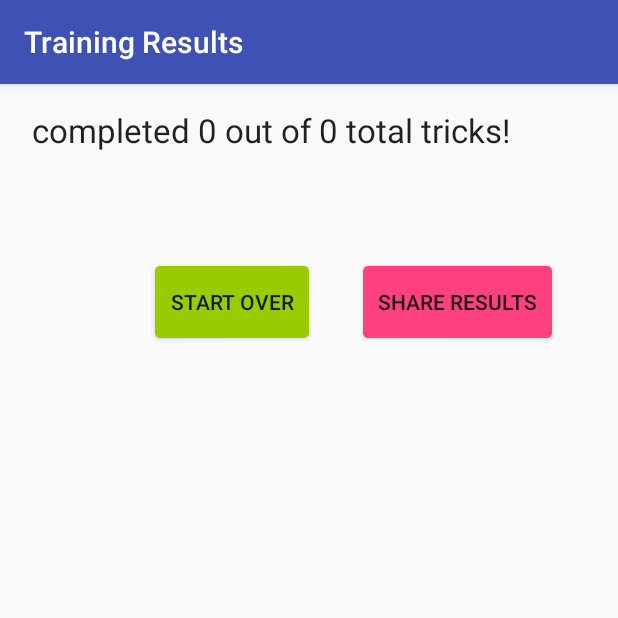
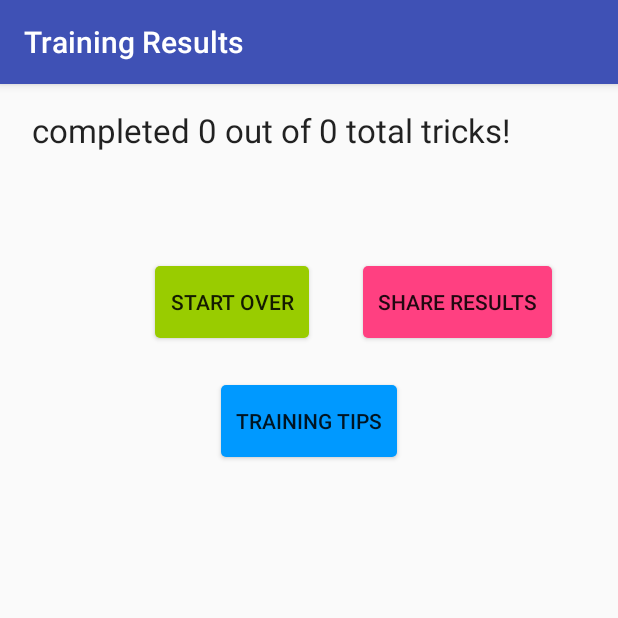
Before and after one commit to SarahFitz/cs683, an Android app: the TrickResultsActivity screen opened directly, with no data from a screen before it, on a phone screen of 412 x 824 dp, the top half of it. Run offline under Robolectric (Android 15) with nearby library versions, the phone set to English and light mode, and no system bars; 2 statements that could not run were skipped.

Commit message:
Added the ability to view training tips from a webpage
Added permissions for INTERNET
Added button on TrickResultsActivity to navigate to the tips page.
TrickResultsActivity checks for INTERNET permissions.
New activity TrainingTips shows the website in the webview and has a
button to go back to the other results.

```diff
--- a/app/src/main/java/com/fitzgerald/cs682/assignment1/TrickResultsActivity.java
+++ b/app/src/main/java/com/fitzgerald/cs682/assignment1/TrickResultsActivity.java
@@ -32,9 +32,11 @@ public class TrickResultsActivity extends AppCompatActivity {
     private int totalTricks = 0;
     private String dogName = "";
     private TelephonyManager telMgr;
+    private long routineId = 0;
 
     private static final int PICK_CONTACT_REQUEST = 1;
-    private static final int PERMISSION_REQUEST_CODE = 2;
+    private static final int TELEPHONE_PERMISSION_REQUEST_CODE = 2;
+    private static final int INTERNET_PERMISSION_REQUEST_CODE = 3;
 
     @Override
     protected void onCreate(Bundle savedInstanceState) {
@@ -44,11 +46,12 @@ public class TrickResultsActivity extends AppCompatActivity {
 
         //check if the user has necessary permissions when launching the page
         checkTelephonyPermissions();
+        checkInternetPermissions();
         telMgr = (TelephonyManager) getSystemService(Context.TELEPHONY_SERVICE);
 
         //get the list of tricks that the user selected from the previous page
         Intent intent = getIntent();
-        long routineId = intent.getExtras().getLong("routineId");
+        this.routineId = intent.getExtras().getLong("routineId");
         Log.i(TAG, "dogId = " + routineId);
 
         if(routineId >= 0) {
@@ -85,6 +88,19 @@ public class TrickResultsActivity extends AppCompatActivity {
                 }
             });
         }
+
+        //starts the process over by taking the user to the dog selection page
+        Button trainingtips = (Button) findViewById(R.id.trainingTips);
+        if(trainingtips != null) {
+            final Intent trainingTipsIntent = new Intent(this, TrainingTips.class);
+            trainingtips.setOnClickListener(new View.OnClickListener() {
+                public void onClick(View v) {
+                    Log.i(TAG, "trainingTips onClick");
+                    trainingTipsIntent.putExtra("routineId", routineId);
+                    startActivity(trainingTipsIntent);
+                }
+            });
+        }
     }
 
     /**
@@ -101,7 +117,19 @@ public class TrickResultsActivity extends AppCompatActivity {
                     new String[]{
                             Manifest.permission.READ_PHONE_STATE,
                             Manifest.permission.SEND_SMS
-                    }, PERMISSION_REQUEST_CODE);
+                    }, TELEPHONE_PERMISSION_REQUEST_CODE);
+        }
+    }
+
+    private void checkInternetPermissions(){
+        if(ContextCompat.checkSelfPermission(this, Manifest.permission.INTERNET) != PackageManager.PERMISSION_GRANTED &&
+                ContextCompat.checkSelfPermission(this, Manifest.permission.ACCESS_NETWORK_STATE) != PackageManager.PERMISSION_GRANTED){
+            //request the permissions
+            ActivityCompat.requestPermissions(this,
+                    new String[]{
+                            Manifest.permission.INTERNET,
+                            Manifest.permission.ACCESS_NETWORK_STATE
+                    }, INTERNET_PERMISSION_REQUEST_CODE);
         }
     }
     /**
@@ -113,7 +141,7 @@ public class TrickResultsActivity extends AppCompatActivity {
     public void onRequestPermissionsResult(int requestCode,
                                            String permissions[], int[] grantResults) {
         switch (requestCode) {
-            case PERMISSION_REQUEST_CODE: {
+            case TELEPHONE_PERMISSION_REQUEST_CODE: {
                 // If request is cancelled, the result arrays are empty.
                 if (grantResults.length > 0 && grantResults[0] == PackageManager.PERMISSION_GRANTED) {
                     //the user has access to telephone status. show share button.
@@ -187,7 +215,7 @@ public class TrickResultsActivity extends AppCompatActivity {
                                 Toast.LENGTH_SHORT).show();
                         break;
                     case SmsManager.RESULT_ERROR_GENERIC_FAILURE:
-                        Toast.makeText(getBaseContext(), "Generic failure",
+                        Toast.makeText(getBaseContext(), "SMS failed",
                                 Toast.LENGTH_SHORT).show();
                         break;
                     case SmsManager.RESULT_ERROR_NO_SERVICE:
--- /dev/null
+++ b/app/src/main/res/drawable/custom_button_blue.xml
@@ -0,0 +1,55 @@
+<?xml version="1.0" encoding="utf-8"?>
+<selector
+    xmlns:android="http://schemas.android.com/apk/res/android">
+
+    <item android:state_pressed="true" >
+        <shape>
+            <gradient
+                android:startColor="#0066CC"
+                android:endColor="#0066CC"
+                android:angle="270" />
+            <corners
+                android:radius="3dp" />
+            <padding
+                android:left="10dp"
+                android:top="6dp"
+                android:right="10dp"
+                android:bottom="6dp" />
+        </shape>
+    </item>
+
+    <item android:state_focused="true" >
+        <shape>
+            <gradient
+                android:endColor="@color/colorPrimary"
+                android:startColor="@color/colorPrimaryDark"
+                android:angle="270" />
+            <stroke
+                android:width="3dp"
+                android:color="@color/common_signin_btn_dark_text_disabled" />
+            <corners
+                android:radius="3dp" />
+            <padding
+                android:left="10dp"
+                android:top="6dp"
+                android:right="10dp"
+                android:bottom="6dp" />
+        </shape>
+    </item>
+
+    <item>
+        <shape>
+            <gradient
+                android:endColor="#0099FF"
+                android:startColor="#0099FF"
+                android:angle="270" />
+            <corners
+                android:radius="3dp" />
+            <padding
+                android:left="10dp"
+                android:top="6dp"
+                android:right="10dp"
+                android:bottom="6dp" />
+        </shape>
+    </item>
+</selector>
--- a/app/src/main/res/layout/activity_trick_results.xml
+++ b/app/src/main/res/layout/activity_trick_results.xml
@@ -58,4 +58,14 @@
         android:layout_marginRight="36dp"
         android:layout_marginEnd="36dp" />
 
+    <Button
+        android:layout_width="wrap_content"
+        android:layout_height="wrap_content"
+        android:text="Training Tips"
+        android:background="@drawable/custom_button_blue"
+        android:id="@+id/trainingTips"
+        android:layout_marginTop="31dp"
+        android:layout_below="@+id/shareResultsButton"
+        android:layout_centerHorizontal="true" />
+
 </RelativeLayout>
--- a/app/src/main/res/values/dimens.xml
+++ b/app/src/main/res/values/dimens.xml
@@ -3,4 +3,5 @@
     <dimen name="activity_horizontal_margin">16dp</dimen>
     <dimen name="activity_vertical_margin">16dp</dimen>
     <dimen name="fab_margin">16dp</dimen>
+    <dimen name="text_margin">16dp</dimen>
 </resources>
--- a/app/src/main/res/values/strings.xml
+++ b/app/src/main/res/values/strings.xml
@@ -1,7 +1,7 @@
 <resources>
     <string name="app_name">Assignment1</string>
     <string name="homeWelcomeMessage">Welcome to the training routine generator!</string>
-    <string name="trickEntryInstructions">Please select the tricks below which your dog already knows.</string>
+    <string name="trickEntryInstructions">Please select the tricks which your dog already knows.</string>
     <string name="sit">Sit</string>
     <string name="stay">Stay</string>
     <string name="down">Down</string>
@@ -30,4 +30,5 @@
     <string name="selectDogText">Please select a dog from the list below, or add a new one.</string>
     <string name="deleteDogButton">Delete Dog</string>
     <string name="selectDogButton">Select Dog</string>
+    <string name="title_activity_training_tips">Training Tips</string>
 </resources>
```
Also changed, not shown: app/src/main/AndroidManifest.xml (+9 -6 lines), app/src/main/java/com/fitzgerald/cs682/assignment1/TrainingTips.java (added, +60 -0 lines), app/src/main/res/layout/activity_training_tips.xml (added, +31 -0 lines).
